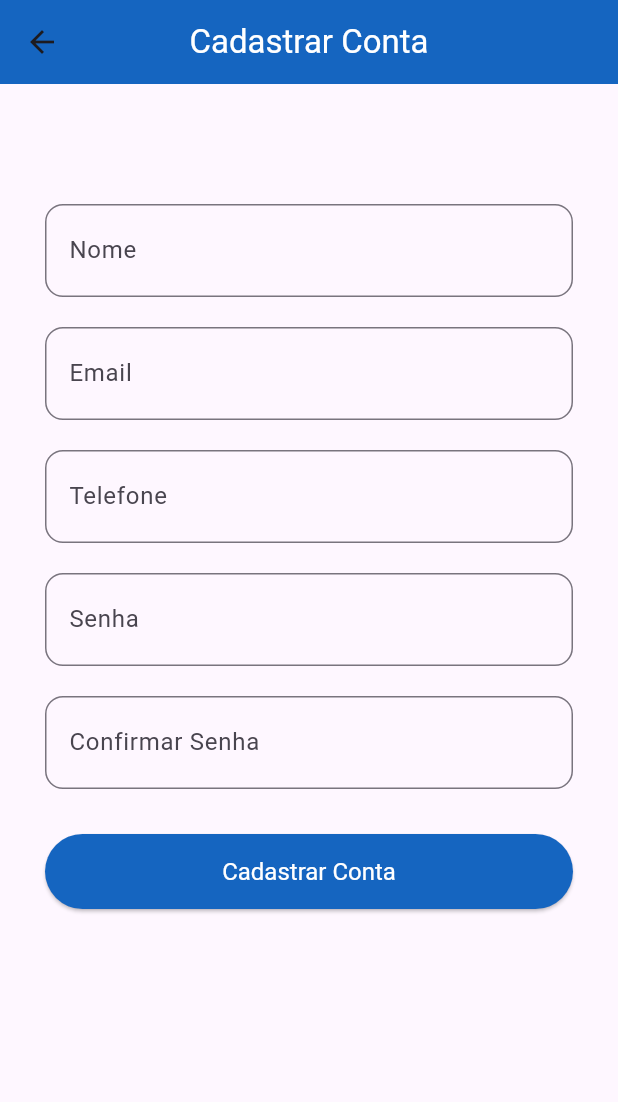
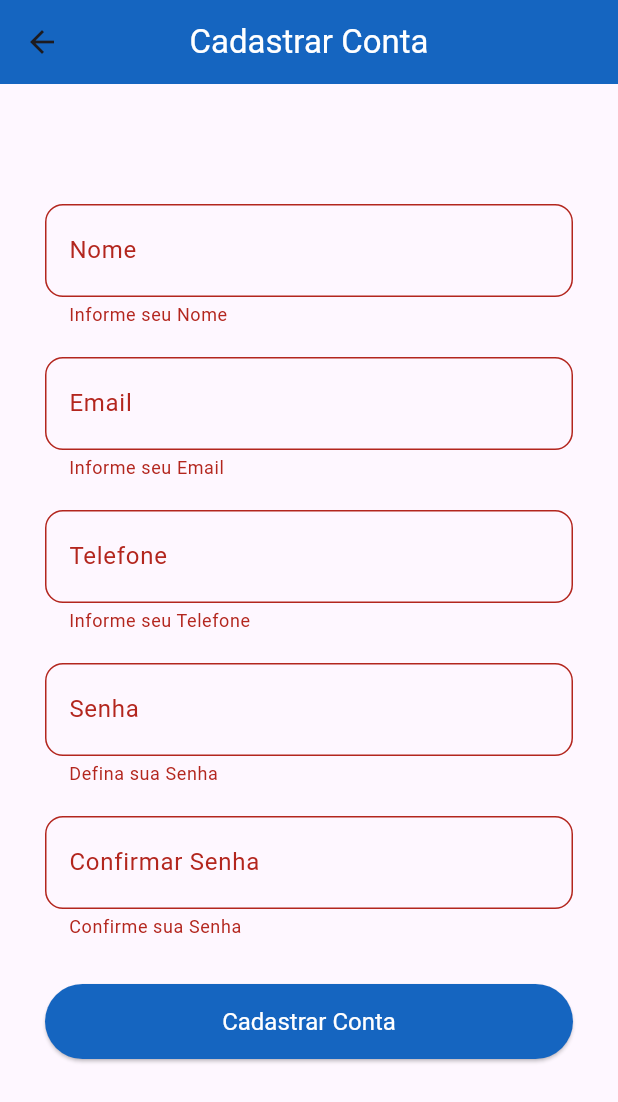
Before and after one commit to C-Vieira/AppMobileII, a Flutter app: the RegisterView screen opened by its route, after a tap on "Cadastrar Conta", on a phone screen of 412 x 824 dp. Shown: the top 1102 px of the screen. Run offline on Flutter 3.47's test engine with Material 3 defaults, Android fonts, the phone set to English and light mode, and no system bars; our stand-ins replace device_preview.

Commit message:
(Feature): Adicionar validação de campos vazios
Incluir validação de campos vazios para as telas: Login, Cadastro e
Recuperação de Senha.

```diff
--- a/lib/view/register_view.dart
+++ b/lib/view/register_view.dart
@@ -8,6 +8,9 @@ class RegisterView extends StatefulWidget {
 }
 
 class _RegisterViewState extends State<RegisterView> {
+
+  final GlobalKey<FormState> _formKey = GlobalKey<FormState>();
+
   @override
   Widget build(BuildContext context) {
     return Scaffold(
@@ -25,66 +28,99 @@ class _RegisterViewState extends State<RegisterView> {
       body: Padding(
         padding: EdgeInsets.fromLTRB(30, 50, 30, 30),
 
+        child: Form(
+          key: _formKey,
+
           child: Column(
             children: [
               SizedBox(height: 30.0),
               /*
               *  Name Input Field
               */
-            TextField(
+              TextFormField(
                 style: TextStyle(fontSize: 20),
                 decoration: InputDecoration(
                   labelText: "Nome",
                   border: OutlineInputBorder(borderRadius: BorderRadius.circular(12.0)),
                 ),
+                validator: (value) {
+                  if(value!.isEmpty){
+                    return "Informe seu Nome";
+                  }
+                  return null;
+                },
                 onChanged: (value) {},
               ),
               SizedBox(height: 20.0),
               /*
               *  Email Input Field
               */
-            TextField(
+              TextFormField(
                 style: TextStyle(fontSize: 20),
                 decoration: InputDecoration(
                   labelText: "Email",
                   border: OutlineInputBorder(borderRadius: BorderRadius.circular(12.0)),
                 ),
+                validator: (value) {
+                  if(value!.isEmpty){
+                    return "Informe seu Email";
+                  }
+                  return null;
+                },
                 onChanged: (value) {},
               ),
               SizedBox(height: 20.0),
               /*
               *  Phone Number Input Field
               */
-            TextField(
+              TextFormField(
                 style: TextStyle(fontSize: 20),
                 decoration: InputDecoration(
                   labelText: "Telefone",
                   border: OutlineInputBorder(borderRadius: BorderRadius.circular(12.0)),
                 ),
+                validator: (value) {
+                  if(value!.isEmpty){
+                    return "Informe seu Telefone";
+                  }
+                  return null;
+                },
                 onChanged: (value) {},
               ),
               SizedBox(height: 20.0),
               /*
               *  Password Input Field
               */
-            TextField(
+              TextFormField(
                 style: TextStyle(fontSize: 20),
                 decoration: InputDecoration(
                   labelText: "Senha",
                   border: OutlineInputBorder(borderRadius: BorderRadius.circular(12.0)),
                 ),
+                validator: (value) {
+                  if(value!.isEmpty){
+                    return "Defina sua Senha";
+                  }
+                  return null;
+                },
                 onChanged: (value) {},
               ),
               SizedBox(height: 20.0),
               /*
               *  Confirm Password Input Field
               */
-            TextField(
+              TextFormField(
                 style: TextStyle(fontSize: 20),
                 decoration: InputDecoration(
                   labelText: "Confirmar Senha",
                   border: OutlineInputBorder(borderRadius: BorderRadius.circular(12.0)),
                 ),
+                validator: (value) {
+                  if(value!.isEmpty){
+                    return "Confirme sua Senha";
+                  }
+                  return null;
+                },
                 onChanged: (value) {},
               ),
               SizedBox(height: 30.0),
@@ -97,12 +133,17 @@ class _RegisterViewState extends State<RegisterView> {
                   foregroundColor: Colors.white,
                   minimumSize: Size(400, 50), textStyle: TextStyle(fontSize: 16.0),
                 ),
-              onPressed: () {},
+                onPressed: () {
+                  if(_formKey.currentState!.validate()){
+
+                  }
+                },
                 child: Text("Cadastrar Conta"),
               ),
             ],
           ),
         ),
+      ),
     );
   }
 }
```
Also changed, not shown: lib/view/login_view.dart (+29 -3 lines), lib/view/recover_password_view.dart (+25 -3 lines). Lines whose indentation alone changed are shown as unchanged.
